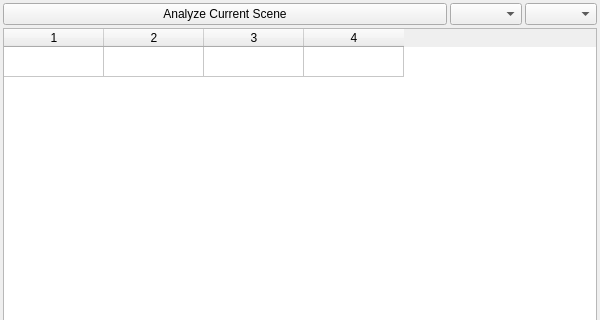
This is Maya_Tools/Developer/Main/MODULE/RecoverFiles/UI/RecoverFiles.ui in code-google-com/mayatools as Qt 5 draws it before an edit; both pictures show x 0 to 600 and y 0 to 320 of the 600 by 673 pixel window. The edited form follows.
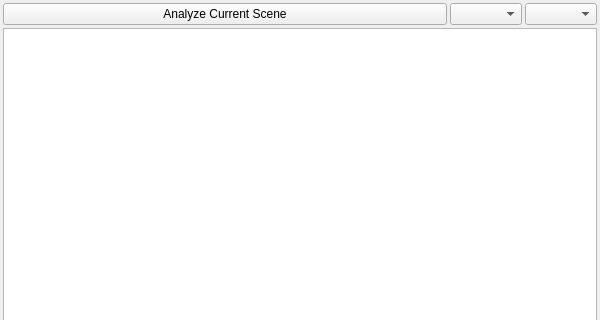
This is the edited form.

The edit to the form file:
```diff
--- a/Maya_Tools/Developer/Main/MODULE/RecoverFiles/UI/RecoverFiles.ui
+++ b/Maya_Tools/Developer/Main/MODULE/RecoverFiles/UI/RecoverFiles.ui
@@ -69,7 +69,7 @@
     </layout>
    </item>
    <item>
-    <widget class="QTableWidget" name="tableWidgetResult">
+    <widget class="QTreeView" name="treeViewResult">
      <property name="sizePolicy">
       <sizepolicy hsizetype="Expanding" vsizetype="Expanding">
        <horstretch>0</horstretch>
@@ -88,35 +88,9 @@
      <property name="selectionBehavior">
       <enum>QAbstractItemView::SelectRows</enum>
      </property>
-     <property name="showGrid">
-      <bool>true</bool>
-     </property>
-     <property name="gridStyle">
-      <enum>Qt::SolidLine</enum>
-     </property>
      <property name="sortingEnabled">
-      <bool>false</bool>
-     </property>
-     <property name="wordWrap">
-      <bool>false</bool>
-     </property>
-     <property name="cornerButtonEnabled">
       <bool>true</bool>
      </property>
-     <property name="rowCount">
-      <number>1</number>
-     </property>
-     <property name="columnCount">
-      <number>4</number>
-     </property>
-     <attribute name="verticalHeaderVisible">
-      <bool>false</bool>
-     </attribute>
-     <row/>
-     <column/>
-     <column/>
-     <column/>
-     <column/>
     </widget>
    </item>
    <item>
```
Left out of the diff: 2 changed lines with no effect on the pictures.
